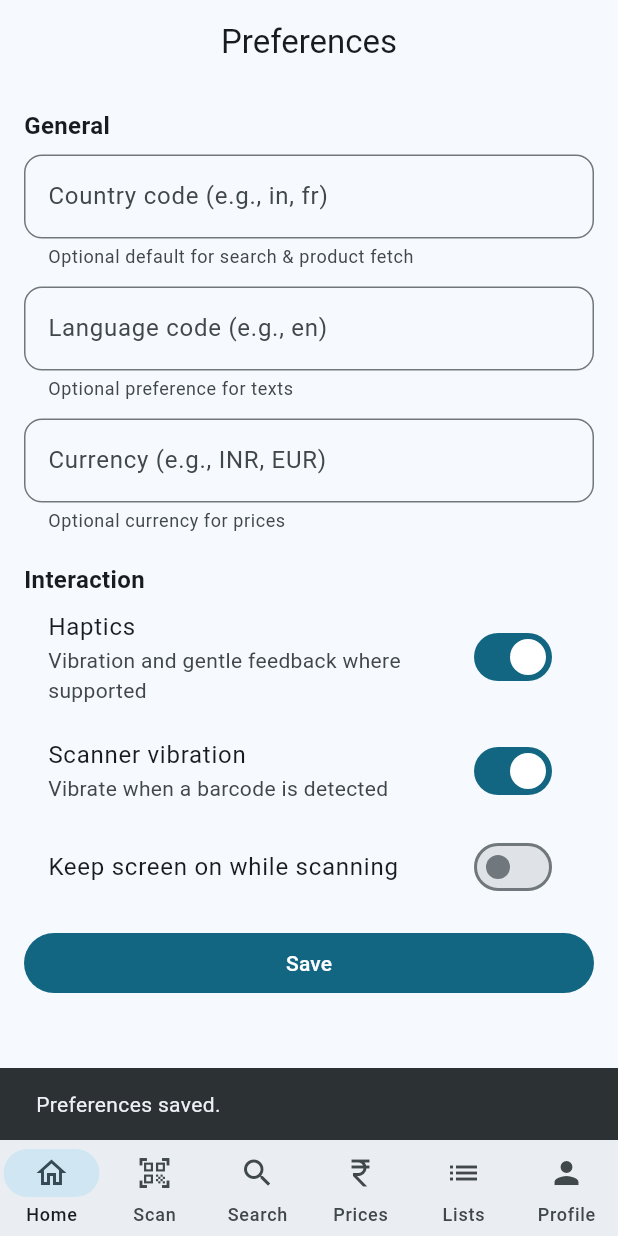
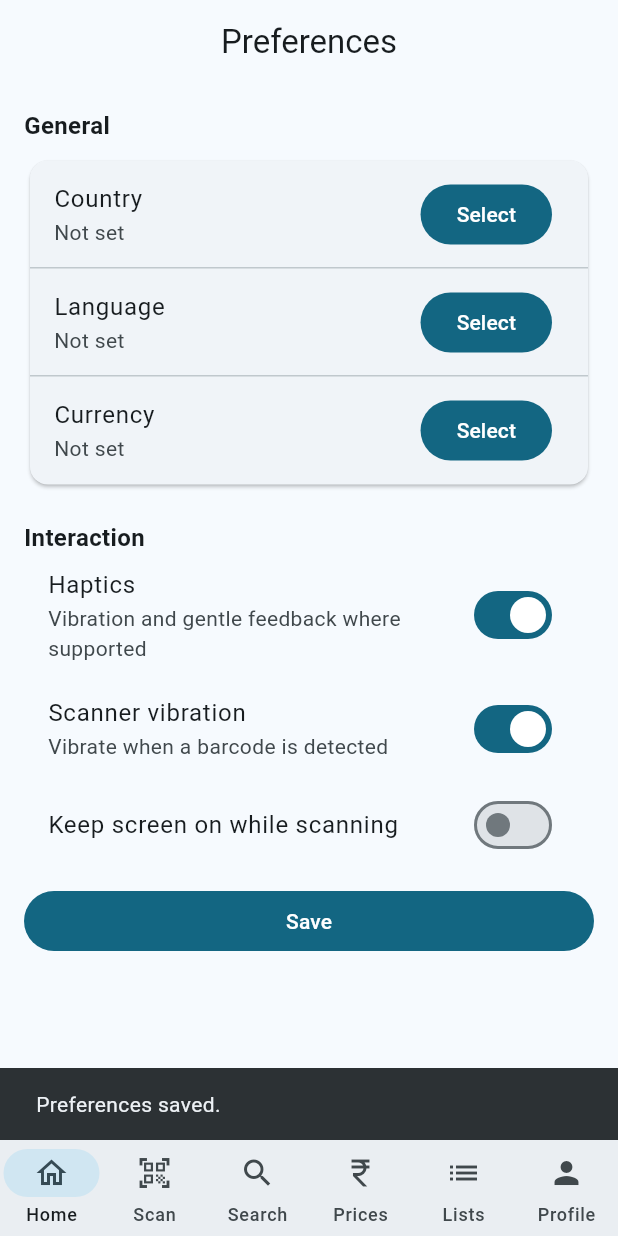
Before and after one commit to HrishikeshSNamputiri/EATINSIGHT, a Flutter app: the PreferencesScreen screen opened by its route, after a tap on "Save", on a phone screen of 412 x 824 dp. Run offline on Flutter 3.47's test engine with Material 3 defaults, Android fonts, the phone set to English and light mode, and no system bars; our stand-ins replace dio, flutter_secure_storage, go_router, image_picker; missing offline and left inert: mobile_scanner, openfoodfacts; accounts and stored records are empty.

Commit message:
checkpoint before step 18

```diff
--- /dev/null
+++ b/lib/src/data/prefs/lookup_tables.dart
@@ -0,0 +1,119 @@
+class CodeName {
+  final String code;
+  final String name;
+  const CodeName(this.code, this.name);
+  @override
+  String toString() => '$name ($code)';
+}
+
+/// Curated list of commonly-used countries on OFF (ISO 3166-1 alpha-2).
+/// Keep small to avoid bloat; we can expand later if needed.
+const List<CodeName> kCountries = [
+  CodeName('in', 'India'),
+  CodeName('fr', 'France'),
+  CodeName('us', 'United States'),
+  CodeName('gb', 'United Kingdom'),
+  CodeName('de', 'Germany'),
+  CodeName('it', 'Italy'),
+  CodeName('es', 'Spain'),
+  CodeName('nl', 'Netherlands'),
+  CodeName('be', 'Belgium'),
+  CodeName('ch', 'Switzerland'),
+  CodeName('at', 'Austria'),
+  CodeName('pl', 'Poland'),
+  CodeName('pt', 'Portugal'),
+  CodeName('cz', 'Czechia'),
+  CodeName('hu', 'Hungary'),
+  CodeName('sk', 'Slovakia'),
+  CodeName('se', 'Sweden'),
+  CodeName('no', 'Norway'),
+  CodeName('dk', 'Denmark'),
+  CodeName('fi', 'Finland'),
+  CodeName('ru', 'Russia'),
+  CodeName('ua', 'Ukraine'),
+  CodeName('tr', 'Türkiye'),
+  CodeName('il', 'Israel'),
+  CodeName('sa', 'Saudi Arabia'),
+  CodeName('ae', 'United Arab Emirates'),
+  CodeName('cn', 'China'),
+  CodeName('jp', 'Japan'),
+  CodeName('kr', 'South Korea'),
+  CodeName('id', 'Indonesia'),
+  CodeName('my', 'Malaysia'),
+  CodeName('th', 'Thailand'),
+  CodeName('vn', 'Vietnam'),
+  CodeName('br', 'Brazil'),
+  CodeName('mx', 'Mexico'),
+  CodeName('ar', 'Argentina'),
+  CodeName('au', 'Australia'),
+  CodeName('nz', 'New Zealand'),
+  CodeName('za', 'South Africa'),
+];
+
+/// Common UI languages (ISO 639-1).
+const List<CodeName> kLanguages = [
+  CodeName('en', 'English'),
+  CodeName('fr', 'French'),
+  CodeName('de', 'German'),
+  CodeName('es', 'Spanish'),
+  CodeName('it', 'Italian'),
+  CodeName('nl', 'Dutch'),
+  CodeName('pt', 'Portuguese'),
+  CodeName('ru', 'Russian'),
+  CodeName('ar', 'Arabic'),
+  CodeName('hi', 'Hindi'),
+  CodeName('ta', 'Tamil'),
+  CodeName('te', 'Telugu'),
+  CodeName('ml', 'Malayalam'),
+  CodeName('bn', 'Bengali'),
+  CodeName('zh', 'Chinese'),
+  CodeName('ja', 'Japanese'),
+  CodeName('tr', 'Turkish'),
+  CodeName('pl', 'Polish'),
+  CodeName('sv', 'Swedish'),
+  CodeName('fi', 'Finnish'),
+  CodeName('no', 'Norwegian'),
+  CodeName('da', 'Danish'),
+  CodeName('cs', 'Czech'),
+  CodeName('el', 'Greek'),
+  CodeName('ro', 'Romanian'),
+  CodeName('hu', 'Hungarian'),
+  CodeName('he', 'Hebrew'),
+  CodeName('id', 'Indonesian'),
+  CodeName('ms', 'Malay'),
+  CodeName('th', 'Thai'),
+  CodeName('vi', 'Vietnamese'),
+  CodeName('uk', 'Ukrainian'),
+];
+
+/// Frequently used currencies (ISO 4217).
+const List<CodeName> kCurrencies = [
+  CodeName('INR', 'Indian Rupee'),
+  CodeName('EUR', 'Euro'),
+  CodeName('USD', 'US Dollar'),
+  CodeName('GBP', 'British Pound'),
+  CodeName('AUD', 'Australian Dollar'),
+  CodeName('CAD', 'Canadian Dollar'),
+  CodeName('CHF', 'Swiss Franc'),
+  CodeName('JPY', 'Japanese Yen'),
+  CodeName('CNY', 'Chinese Yuan'),
+  CodeName('KRW', 'South Korean Won'),
+  CodeName('BRL', 'Brazilian Real'),
+  CodeName('MXN', 'Mexican Peso'),
+  CodeName('ZAR', 'South African Rand'),
+  CodeName('SEK', 'Swedish Krona'),
+  CodeName('NOK', 'Norwegian Krone'),
+  CodeName('DKK', 'Danish Krone'),
+  CodeName('PLN', 'Polish Złoty'),
+  CodeName('CZK', 'Czech Koruna'),
+  CodeName('HUF', 'Hungarian Forint'),
+  CodeName('TRY', 'Turkish Lira'),
+  CodeName('SAR', 'Saudi Riyal'),
+  CodeName('AED', 'UAE Dirham'),
+  CodeName('ILS', 'Israeli New Shekel'),
+  CodeName('IDR', 'Indonesian Rupiah'),
+  CodeName('MYR', 'Malaysian Ringgit'),
+  CodeName('THB', 'Thai Baht'),
+  CodeName('VND', 'Vietnamese Dong'),
+  CodeName('NZD', 'New Zealand Dollar'),
+];
--- a/lib/src/features/profile/presentation/preferences_screen.dart
+++ b/lib/src/features/profile/presentation/preferences_screen.dart
@@ -2,6 +2,7 @@ import 'package:flutter/material.dart';
 import 'package:provider/provider.dart';
 import '../../../data/prefs/prefs_repository.dart';
 import '../../../data/prefs/user_prefs.dart';
+import '../../../data/prefs/lookup_tables.dart';
 
 class PreferencesScreen extends StatefulWidget {
   const PreferencesScreen({super.key});
@@ -12,9 +13,9 @@ class PreferencesScreen extends StatefulWidget {
 
 class _PreferencesScreenState extends State<PreferencesScreen> {
   late PrefsController _ctrl;
-  late TextEditingController _countryCtrl;
-  late TextEditingController _langCtrl;
-  late TextEditingController _currencyCtrl;
+  String? _countryCode;
+  String? _languageCode;
+  String? _currencyCode;
   bool _haptics = true;
   bool _scannerVibration = true;
   bool _keepScreenOn = false;
@@ -23,18 +24,15 @@ class _PreferencesScreenState extends State<PreferencesScreen> {
   void initState() {
     super.initState();
     _ctrl = context.read<PrefsController>();
-    _countryCtrl = TextEditingController();
-    _langCtrl = TextEditingController();
-    _currencyCtrl = TextEditingController();
     _ctrl.addListener(_onChange);
     _ctrl.load();
   }
 
   void _onChange() {
     final p = _ctrl.prefs;
-    _countryCtrl.text = p.country ?? '';
-    _langCtrl.text = p.language ?? '';
-    _currencyCtrl.text = p.currency ?? '';
+    _countryCode = p.country;
+    _languageCode = p.language;
+    _currencyCode = p.currency;
     _haptics = p.haptics;
     _scannerVibration = p.scannerVibration;
     _keepScreenOn = p.keepScreenOn;
@@ -44,17 +42,14 @@ class _PreferencesScreenState extends State<PreferencesScreen> {
   @override
   void dispose() {
     _ctrl.removeListener(_onChange);
-    _countryCtrl.dispose();
-    _langCtrl.dispose();
-    _currencyCtrl.dispose();
     super.dispose();
   }
 
   Future<void> _save() async {
     final UserPrefs next = _ctrl.prefs.copyWith(
-      country: _countryCtrl.text.trim().isEmpty ? null : _countryCtrl.text.trim(),
-      language: _langCtrl.text.trim().isEmpty ? null : _langCtrl.text.trim(),
-      currency: _currencyCtrl.text.trim().isEmpty ? null : _currencyCtrl.text.trim(),
+      country: (_countryCode == null || _countryCode!.isEmpty) ? null : _countryCode,
+      language: (_languageCode == null || _languageCode!.isEmpty) ? null : _languageCode,
+      currency: (_currencyCode == null || _currencyCode!.isEmpty) ? null : _currencyCode,
       haptics: _haptics,
       scannerVibration: _scannerVibration,
       keepScreenOn: _keepScreenOn,
@@ -63,6 +58,100 @@ class _PreferencesScreenState extends State<PreferencesScreen> {
     if (!mounted) return;
     ScaffoldMessenger.of(context).showSnackBar(const SnackBar(content: Text('Preferences saved.')));
     Navigator.of(context).maybePop();
+  }
+
+  Future<void> _pickFrom(
+    List<CodeName> source,
+    String title,
+    String? selected,
+    void Function(String?) onSelected,
+  ) async {
+    final ctrl = TextEditingController();
+    List<CodeName> filtered = List.of(source);
+    await showModalBottomSheet<void>(
+      context: context,
+      isScrollControlled: true,
+      showDragHandle: true,
+      builder: (ctx) {
+        return SafeArea(
+          child: Padding(
+            padding: EdgeInsets.only(
+              left: 16,
+              right: 16,
+              top: 8,
+              bottom: MediaQuery.of(ctx).padding.bottom + 16,
+            ),
+            child: Column(
+              mainAxisSize: MainAxisSize.min,
+              crossAxisAlignment: CrossAxisAlignment.start,
+              children: [
+                Text(title, style: const TextStyle(fontSize: 16, fontWeight: FontWeight.bold)),
+                const SizedBox(height: 8),
+                TextField(
+                  controller: ctrl,
+                  decoration: const InputDecoration(
+                    prefixIcon: Icon(Icons.search),
+                    hintText: 'Search…',
+                  ),
+                  onChanged: (q) {
+                    final qq = q.trim().toLowerCase();
+                    setState(() {
+                      filtered = source
+                          .where(
+                            (e) =>
+                                e.name.toLowerCase().contains(qq) ||
+                                e.code.toLowerCase().contains(qq),
+                          )
+                          .toList();
+                    });
+                  },
+                ),
+                const SizedBox(height: 8),
+                Flexible(
+                  child: ListView.builder(
+                    shrinkWrap: true,
+                    itemCount: filtered.length,
+                    itemBuilder: (_, i) {
+                      final item = filtered[i];
+                      final isSel =
+                          selected != null && selected.toLowerCase() == item.code.toLowerCase();
+                      return ListTile(
+                        dense: true,
+                        title: Text(item.name),
+                        subtitle: Text(item.code),
+                        trailing: isSel ? const Icon(Icons.check) : null,
+                        onTap: () {
+                          onSelected(item.code);
+                          Navigator.of(ctx).pop();
+                        },
+                      );
+                    },
+                  ),
+                ),
+                const SizedBox(height: 8),
+                Row(
+                  children: [
+                    OutlinedButton.icon(
+                      onPressed: () {
+                        onSelected(null);
+                        Navigator.of(ctx).pop();
+                      },
+                      icon: const Icon(Icons.clear),
+                      label: const Text('Clear'),
+                    ),
+                    const SizedBox(width: 12),
+                    TextButton(
+                      onPressed: () => Navigator.of(ctx).pop(),
+                      child: const Text('Close'),
+                    ),
+                  ],
+                ),
+              ],
+            ),
+          ),
+        );
+      },
+    );
   }
 
   @override
@@ -76,27 +165,63 @@ class _PreferencesScreenState extends State<PreferencesScreen> {
           if (loading) const LinearProgressIndicator(),
           const Text('General', style: TextStyle(fontSize: 16, fontWeight: FontWeight.bold)),
           const SizedBox(height: 8),
-          TextField(
-            controller: _countryCtrl,
-            decoration: const InputDecoration(
-              labelText: 'Country code (e.g., in, fr)',
-              helperText: 'Optional default for search & product fetch',
-            ),
-          ),
-          const SizedBox(height: 12),
-          TextField(
-            controller: _langCtrl,
-            decoration: const InputDecoration(
-              labelText: 'Language code (e.g., en)',
-              helperText: 'Optional preference for texts',
-            ),
-          ),
-          const SizedBox(height: 12),
-          TextField(
-            controller: _currencyCtrl,
-            decoration: const InputDecoration(
-              labelText: 'Currency (e.g., INR, EUR)',
-              helperText: 'Optional currency for prices',
+          Card(
+            child: Column(
+              children: [
+                ListTile(
+                  title: const Text('Country'),
+                  subtitle: Text(
+                    _countryCode == null
+                        ? 'Not set'
+                        : '${kCountries.firstWhere((e) => e.code == _countryCode, orElse: () => CodeName(_countryCode!, _countryCode!)).name} ($_countryCode)',
+                  ),
+                  trailing: FilledButton(
+                    onPressed: () => _pickFrom(
+                      kCountries,
+                      'Select country',
+                      _countryCode,
+                      (c) => setState(() => _countryCode = c),
+                    ),
+                    child: const Text('Select'),
+                  ),
+                ),
+                const Divider(height: 0),
+                ListTile(
+                  title: const Text('Language'),
+                  subtitle: Text(
+                    _languageCode == null
+                        ? 'Not set'
+                        : '${kLanguages.firstWhere((e) => e.code == _languageCode, orElse: () => CodeName(_languageCode!, _languageCode!)).name} ($_languageCode)',
+                  ),
+                  trailing: FilledButton(
+                    onPressed: () => _pickFrom(
+                      kLanguages,
+                      'Select language',
+                      _languageCode,
+                      (c) => setState(() => _languageCode = c),
+                    ),
+                    child: const Text('Select'),
+                  ),
+                ),
+                const Divider(height: 0),
+                ListTile(
+                  title: const Text('Currency'),
+                  subtitle: Text(
+                    _currencyCode == null
+                        ? 'Not set'
+                        : '${kCurrencies.firstWhere((e) => e.code == _currencyCode, orElse: () => CodeName(_currencyCode!, _currencyCode!)).name} ($_currencyCode)',
+                  ),
+                  trailing: FilledButton(
+                    onPressed: () => _pickFrom(
+                      kCurrencies,
+                      'Select currency',
+                      _currencyCode,
+                      (c) => setState(() => _currencyCode = c),
+                    ),
+                    child: const Text('Select'),
+                  ),
+                ),
+              ],
             ),
           ),
           const SizedBox(height: 20),
```
Also changed, not shown: 1 other file.
